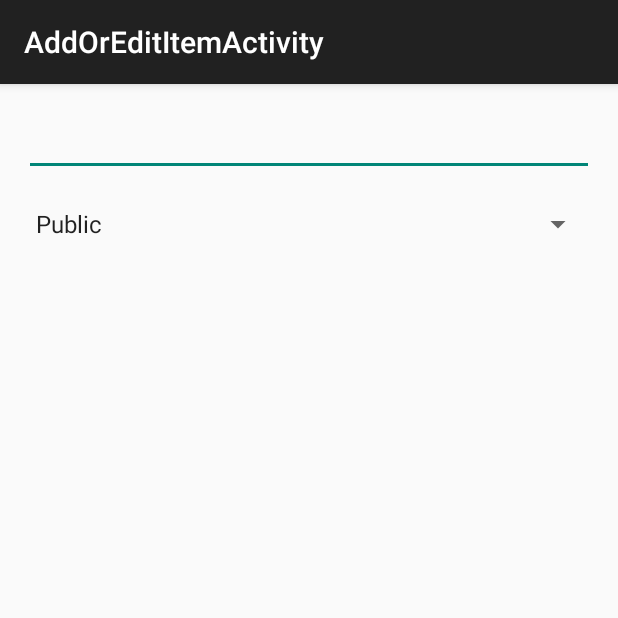
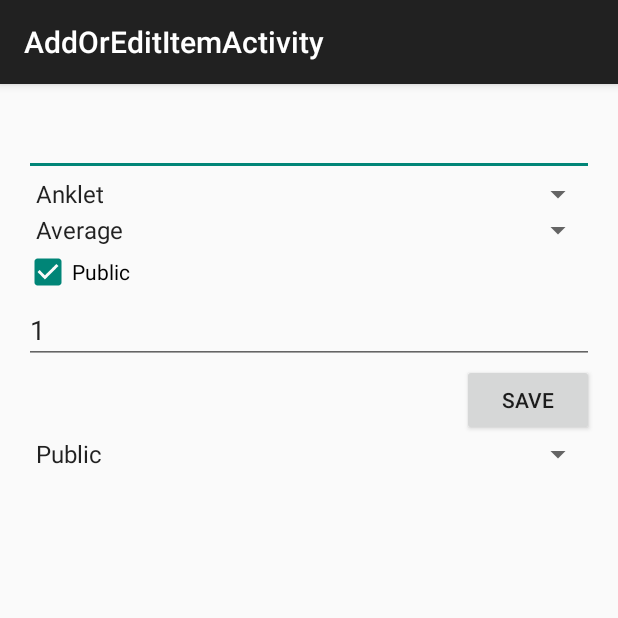
Before and after one commit to CMPUT301F15T01/YesWeCandroid, an Android app: the AddOrEditItemActivity screen opened directly, with no data from a screen before it, on a phone screen of 412 x 824 dp, the top half of it. Run offline under Robolectric (Android 15) with nearby library versions, the phone set to English and light mode, and no system bars.

Commit message:
Working on add item test

```diff
--- a/app/src/main/java/ca/ualberta/trinkettrader/AddOrEditItemActivity.java
+++ b/app/src/main/java/ca/ualberta/trinkettrader/AddOrEditItemActivity.java
@@ -16,6 +16,7 @@ package ca.ualberta.trinkettrader;
 
 import android.os.Bundle;
 import android.support.v7.app.AppCompatActivity;
+import android.view.View;
 import android.widget.Button;
 import android.widget.CheckBox;
 import android.widget.EditText;
@@ -31,10 +32,21 @@ public class AddOrEditItemActivity extends AppCompatActivity {
     private EditText itemQuantity;
     private EditText itemDescription;
 
+    AddOrEditItemController controller;
+
     @Override
     protected void onCreate(Bundle savedInstanceState) {
         super.onCreate(savedInstanceState);
         setContentView(R.layout.activity_add_or_edit_item);
+
+        this.controller = new AddOrEditItemController(this);
+
+        this.itemName = (EditText) findViewById(R.id.itemNameText);
+        this.itemCategory = (Spinner) findViewById(R.id.itemCategorySpinner);
+        this.itemQuality = (Spinner) findViewById(R.id.itemQualitySpinner);
+        this.itemQuantity = (EditText) findViewById(R.id.itemQuantityText);
+        this.accessibility = (CheckBox) findViewById(R.id.accessibilityCheckbox);
+        this.saveButton = (Button) findViewById(R.id.saveItemButton);
     }
 
     public Button getSaveButton() {
@@ -83,4 +95,8 @@ public class AddOrEditItemActivity extends AppCompatActivity {
     public void setItemDescription(EditText itemDescription) {
         this.itemDescription = itemDescription;
     }
+
+    public void saveClick(View view) {
+        controller.onSaveClick();
+    }
 }
--- /dev/null
+++ b/app/src/main/java/ca/ualberta/trinkettrader/AddOrEditItemController.java
@@ -0,0 +1,19 @@
+package ca.ualberta.trinkettrader;
+
+import android.app.Activity;
+
+/**
+ * Created by Andrea McIntosh on 01/11/2015.
+ */
+public class AddOrEditItemController {
+
+    Activity activity;
+
+    public AddOrEditItemController(Activity act) {
+        this.activity = act;
+    }
+
+    public void onSaveClick() {
+
+    }
+}
--- a/app/src/main/java/ca/ualberta/trinkettrader/DisplayInventoryActivity.java
+++ b/app/src/main/java/ca/ualberta/trinkettrader/DisplayInventoryActivity.java
@@ -21,6 +21,8 @@ import android.widget.AdapterView;
 import android.widget.Button;
 import android.widget.ListView;
 
+import java.util.List;
+
 public class DisplayInventoryActivity extends AppCompatActivity {
 
     private Button addItemButton;
@@ -42,7 +44,10 @@ public class DisplayInventoryActivity extends AppCompatActivity {
             }
         });
         */
-        inventoryController = new InventoryController(this);
+        this.inventoryController = new InventoryController(this);
+        this.inventory = new Inventory();
+        this.inventoryItemsList = (ListView) findViewById(R.id.displayedTrinkets);
+        this.addItemButton = (Button) findViewById(R.id.addItemButton);
     }
 
     public Button getAddItemButton() {
@@ -61,7 +66,7 @@ public class DisplayInventoryActivity extends AppCompatActivity {
         return deleteAll;
     }
 
-    public void clickAdd() {
+    public void clickAdd(View view) {
         inventoryController.onAddItemClick();
     }
 }
--- a/app/src/main/res/layout/activity_add_or_edit_item.xml
+++ b/app/src/main/res/layout/activity_add_or_edit_item.xml
@@ -15,9 +15,8 @@
         android:layout_height="wrap_content"
         android:entries="@array/accessibility_options"
         android:prompt="@string/accessibility_prompt"
-        android:layout_alignParentTop="true"
-        android:layout_alignParentStart="true"
-        android:layout_marginTop="65dp" />
+        android:layout_below="@+id/saveItemButton"
+        android:layout_alignParentStart="true" />
 
     <EditText
         android:layout_width="wrap_content"
@@ -27,4 +26,53 @@
         android:layout_alignParentStart="true"
         android:layout_alignParentEnd="true" />
 
+    <Spinner
+        android:id="@+id/itemCategorySpinner"
+        android:layout_width="match_parent"
+        android:layout_height="wrap_content"
+        android:entries="@array/spinner_categories"
+        android:prompt="@string/accessibility_prompt"
+        android:layout_below="@+id/itemNameText"
+        android:layout_alignParentStart="true"
+        android:spinnerMode="dropdown" />
+
+    <Spinner
+        android:id="@+id/itemQualitySpinner"
+        android:layout_width="match_parent"
+        android:layout_height="wrap_content"
+        android:entries="@array/spinner_qualities"
+        android:prompt="@string/accessibility_prompt"
+        android:spinnerMode="dropdown"
+        android:layout_below="@+id/itemCategorySpinner"
+        android:layout_alignParentStart="true" />
+
+    <CheckBox
+        android:layout_width="wrap_content"
+        android:layout_height="wrap_content"
+        android:text="Public"
+        android:id="@+id/accessibilityCheckbox"
+        android:layout_below="@+id/itemQualitySpinner"
+        android:layout_alignParentStart="true"
+        android:checked="true" />
+
+    <EditText
+        android:layout_width="wrap_content"
+        android:layout_height="wrap_content"
+        android:inputType="number"
+        android:ems="10"
+        android:id="@+id/itemQuantityText"
+        android:layout_below="@+id/accessibilityCheckbox"
+        android:layout_alignParentStart="true"
+        android:text="1"
+        android:layout_alignEnd="@+id/accessibility_spinner" />
+
+    <Button
+        android:layout_width="wrap_content"
+        android:layout_height="wrap_content"
+        android:text="Save"
+        android:id="@+id/saveItemButton"
+        android:layout_below="@+id/itemQuantityText"
+        android:layout_alignEnd="@+id/accessibility_spinner"
+        android:onClick="saveClick"/>
+
 </RelativeLayout>
```
Also changed, not shown: 1 other file.
